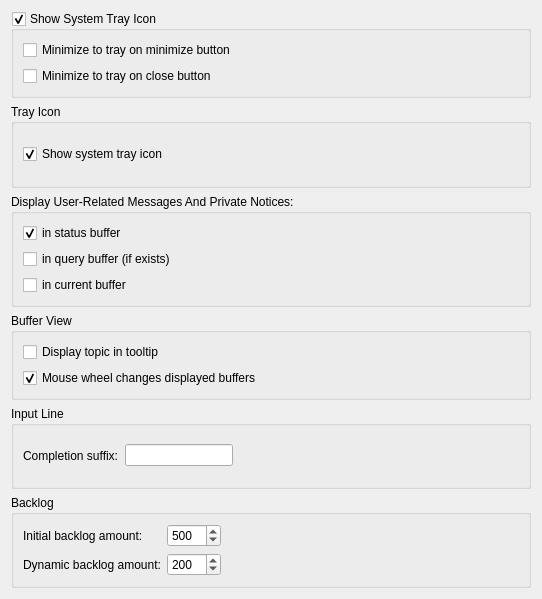
Old version of the form src/qtui/settingspages/generalsettingspage.ui in the repository quassel/quassel.
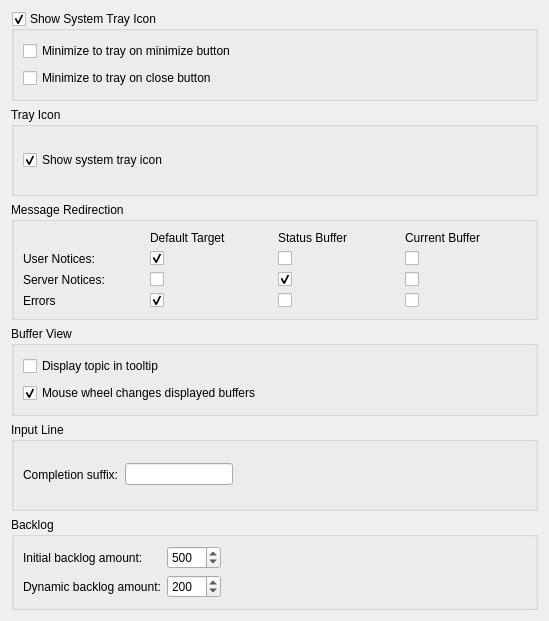
New version of the form.

Commit message: adding new settings for proper message redirection

Diff of the .ui file:
```diff
--- a/src/qtui/settingspages/generalsettingspage.ui
+++ b/src/qtui/settingspages/generalsettingspage.ui
@@ -5,8 +5,8 @@
    <rect>
     <x>0</x>
     <y>0</y>
-    <width>542</width>
-    <height>599</height>
+    <width>549</width>
+    <height>621</height>
    </rect>
   </property>
   <property name="windowTitle" >
@@ -61,39 +61,132 @@
    <item>
     <widget class="QGroupBox" name="groupBox" >
      <property name="title" >
-      <string>Display User-Related Messages And Private Notices:</string>
+      <string>Message Redirection</string>
      </property>
-     <layout class="QVBoxLayout" >
-      <item>
-       <widget class="QCheckBox" name="userMessagesInStatusBuffer" >
+     <layout class="QGridLayout" name="gridLayout_2" >
+      <item row="1" column="0" >
+       <widget class="QLabel" name="label_3" >
+        <property name="text" >
+         <string>User Notices:</string>
+        </property>
+       </widget>
+      </item>
+      <item row="1" column="1" >
+       <widget class="QCheckBox" name="userNoticesInDefaultBuffer" >
         <property name="enabled" >
          <bool>true</bool>
         </property>
         <property name="text" >
-         <string>in status buffer</string>
+         <string/>
         </property>
         <property name="checked" >
          <bool>true</bool>
         </property>
        </widget>
       </item>
-      <item>
-       <widget class="QCheckBox" name="userMessagesInQueryBuffer" >
+      <item row="1" column="2" >
+       <widget class="QCheckBox" name="userNoticesInStatusBuffer" >
         <property name="enabled" >
          <bool>true</bool>
         </property>
         <property name="text" >
-         <string>in query buffer (if exists)</string>
+         <string/>
         </property>
+        <property name="checked" >
+         <bool>false</bool>
+        </property>
        </widget>
       </item>
-      <item>
-       <widget class="QCheckBox" name="userMessagesInCurrentBuffer" >
+      <item row="1" column="3" >
+       <widget class="QCheckBox" name="userNoticesInCurrentBuffer" >
         <property name="enabled" >
          <bool>true</bool>
         </property>
         <property name="text" >
-         <string>in current buffer</string>
+         <string/>
+        </property>
+       </widget>
+      </item>
+      <item row="2" column="0" >
+       <widget class="QLabel" name="label_4" >
+        <property name="text" >
+         <string>Server Notices:</string>
+        </property>
+       </widget>
+      </item>
+      <item row="2" column="1" >
+       <widget class="QCheckBox" name="serverNoticesInDefaultBuffer" >
+        <property name="text" >
+         <string/>
+        </property>
+       </widget>
+      </item>
+      <item row="0" column="1" >
+       <widget class="QLabel" name="label_5" >
+        <property name="text" >
+         <string>Default Target</string>
+        </property>
+       </widget>
+      </item>
+      <item row="0" column="2" >
+       <widget class="QLabel" name="label_6" >
+        <property name="text" >
+         <string>Status Buffer</string>
+        </property>
+       </widget>
+      </item>
+      <item row="0" column="3" >
+       <widget class="QLabel" name="label_7" >
+        <property name="text" >
+         <string>Current Buffer</string>
+        </property>
+       </widget>
+      </item>
+      <item row="3" column="0" >
+       <widget class="QLabel" name="label_8" >
+        <property name="text" >
+         <string>Errors</string>
+        </property>
+       </widget>
+      </item>
+      <item row="2" column="2" >
+       <widget class="QCheckBox" name="serverNoticesInStatusBuffer" >
+        <property name="text" >
+         <string/>
+        </property>
+        <property name="checked" >
+         <bool>true</bool>
+        </property>
+       </widget>
+      </item>
+      <item row="2" column="3" >
+       <widget class="QCheckBox" name="serverNoticesInCurrentBuffer" >
+        <property name="text" >
+         <string/>
+        </property>
+       </widget>
+      </item>
+      <item row="3" column="1" >
+       <widget class="QCheckBox" name="errorMsgsInDefaultBuffer" >
+        <property name="text" >
+         <string/>
+        </property>
+        <property name="checked" >
+         <bool>true</bool>
+        </property>
+       </widget>
+      </item>
+      <item row="3" column="2" >
+       <widget class="QCheckBox" name="errorMsgsInStatusBuffer" >
+        <property name="text" >
+         <string/>
+        </property>
+       </widget>
+      </item>
+      <item row="3" column="3" >
+       <widget class="QCheckBox" name="errorMsgsInCurrentBuffer" >
+        <property name="text" >
+         <string/>
         </property>
        </widget>
       </item>
```
The commit also changes 4 other files.
